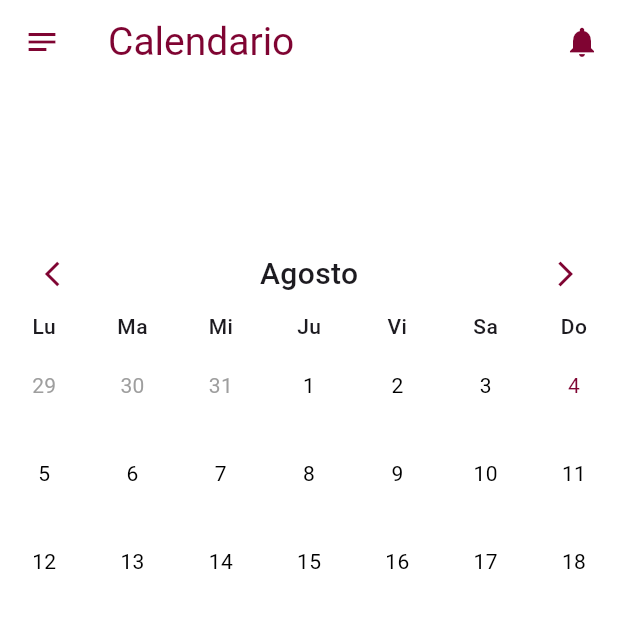
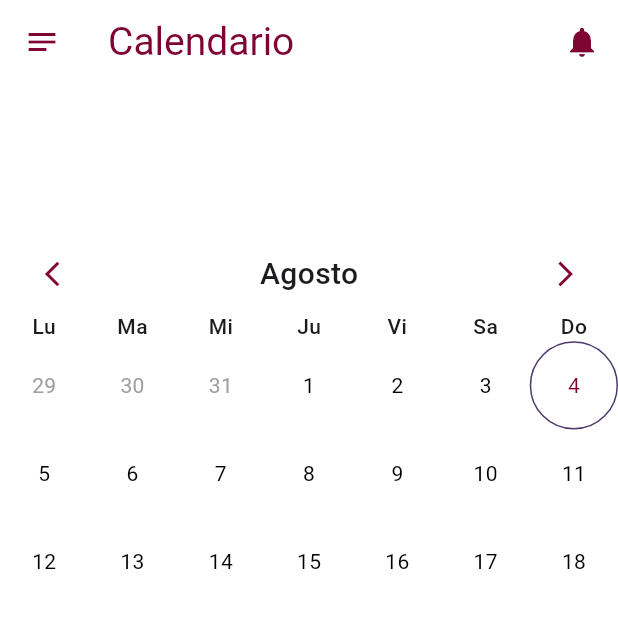
Before and after one commit to BenjaminAlvarezDiaz/my_evento, a Flutter app: the screen it shows after launch, swiped to page 2, on a phone screen of 412 x 824 dp, the top half of it. Run offline on Flutter 3.47's test engine with Material 3 defaults, Android fonts, the phone set to English and light mode, and no system bars; our stand-ins replace animated_splash_screen, calendar_date_picker2, dio, fl_chart, flutter_time_picker_spinner, image_picker and 5 more; missing offline and left inert: dio_http_cache; accounts and stored records are empty.

Commit message:
Update calendar picker and home screen

```diff
--- a/lib/src/ui/components/calendar_picker.dart
+++ b/lib/src/ui/components/calendar_picker.dart
@@ -6,6 +6,8 @@ class CalendarPicker extends StatefulWidget {
   final Color currentDayColor;
   final Color disabledColorDay;
   final Color enabledColorDay;
+  final Color currentDayBorderColor;
+  final bool currentDayBorder;
   final bool daysWithBorder;
   final bool enabledAllDaysOfMonth;
   final bool nameDaysWithBorder;
@@ -25,6 +27,8 @@ class CalendarPicker extends StatefulWidget {
     this.disabledColorDay = Colors.grey,
     this.enabledColorDay = Colors.black,
     this.backgroundColor = Colors.white,
+    this.currentDayBorderColor = Colors.transparent,
+    this.currentDayBorder = true,
     this.daysWithBorder = true,
     this.enabledAllDaysOfMonth = true,
     this.nameDaysWithBorder = true,
@@ -169,8 +173,16 @@ class _CalendarPickerState extends State<CalendarPicker> {
         widget.onDaySelected(date);
       },
       child: Container(
+        //Aquí se decide el color y si tienen o no un borde los dias o si solo lo tiene el dia actual
         decoration: BoxDecoration(
-          border: widget.daysWithBorder ? Border.all(color: isCurrentMonth ? isCurrentDay ? widget.currentDayColor : textColor : textColor) : null,
+          border: widget.daysWithBorder ?
+            Border.all(color: isCurrentMonth ?
+              isCurrentDay ? widget.currentDayColor
+                  : textColor : textColor)
+              : widget.currentDayBorder?
+            Border.all(color: isCurrentMonth ?
+              isCurrentDay ? widget.currentDayBorderColor
+                  : Colors.transparent : Colors.transparent) : null,
           borderRadius: widget.borderRadiusGeometryOfDay,
         ),
         child: Column(
```
Also changed, not shown: lib/src/ui/screens/my_home_screen.dart (+7 -7 lines).
